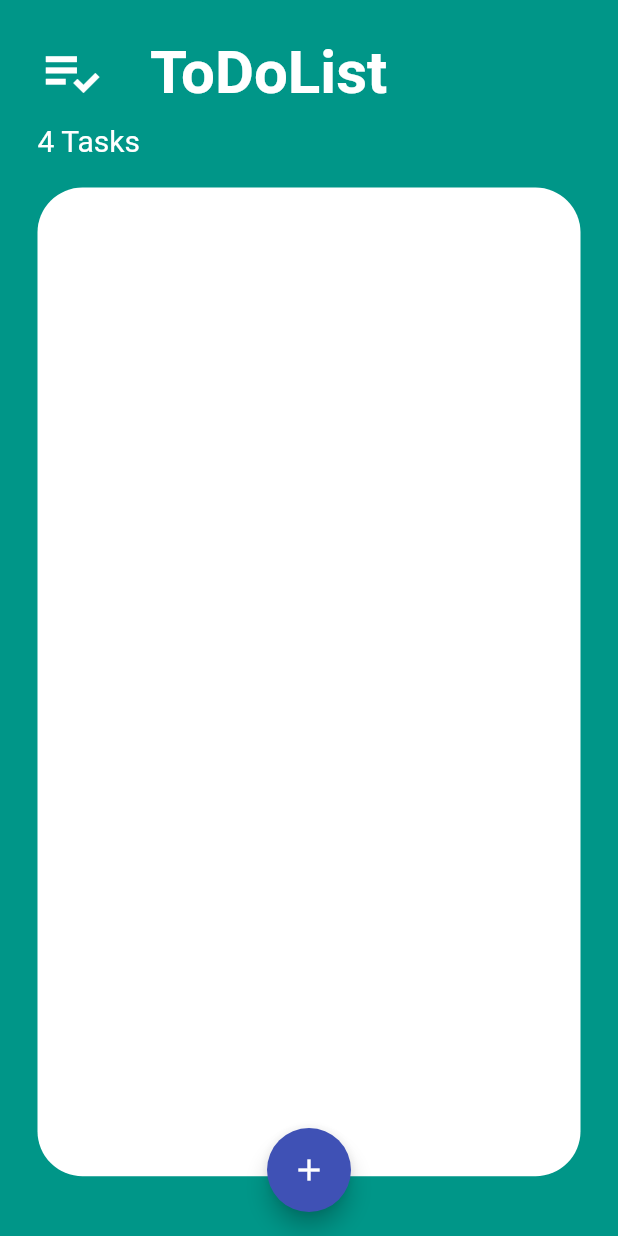
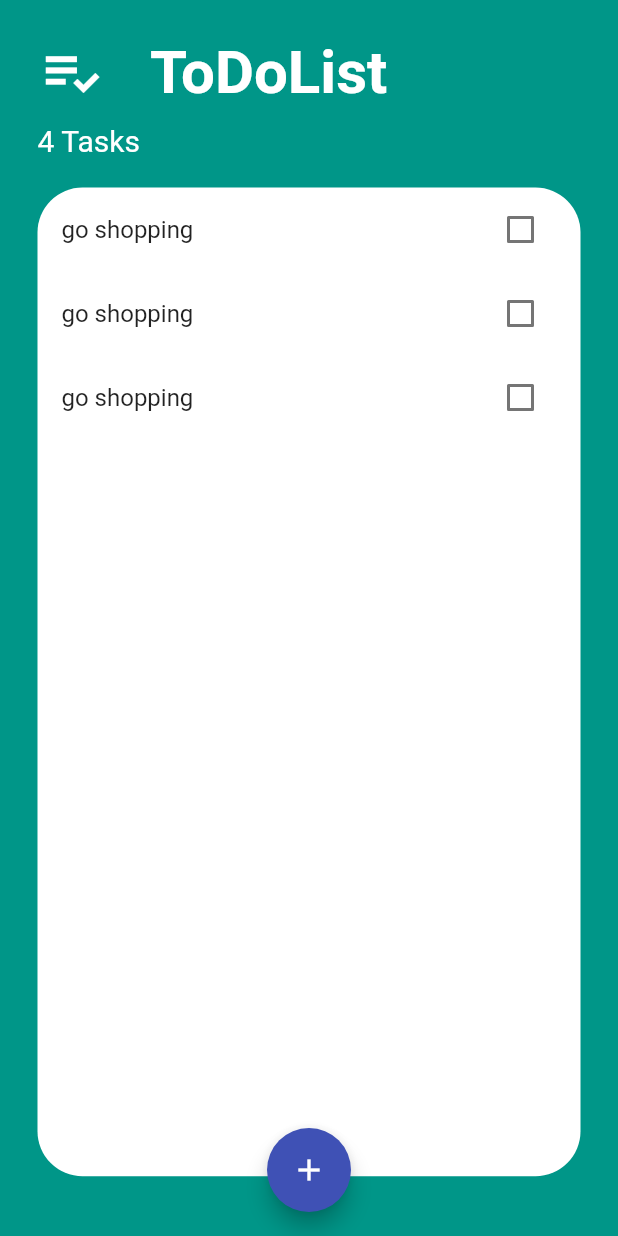
Before and after one commit to mohammedAlmaghlouth/todoapp, a Flutter app: the screen it shows after launch, on a phone screen of 412 x 824 dp. Run offline on Flutter 3.47's test engine with Material 2 defaults, Android fonts, the phone set to English and light mode, and no system bars.

Commit message:
tasks_view

```diff
--- /dev/null
+++ b/lib/features/tasks/presentation/task.dart
@@ -0,0 +1,16 @@
+import 'package:flutter/material.dart';
+
+class Task extends StatelessWidget {
+  const Task({super.key});
+
+  @override
+  Widget build(BuildContext context) {
+    return ListTile(
+      title: const Text('go shopping'),
+      trailing: Checkbox(
+        value: false,
+        onChanged: (value) {},
+      ),
+    );
+  }
+}
--- /dev/null
+++ b/lib/features/tasks/presentation/tasks_list.dart
@@ -0,0 +1,17 @@
+import 'package:flutter/material.dart';
+import 'package:todoapp/features/tasks/presentation/task.dart';
+
+class TasksList extends StatelessWidget {
+  const TasksList({super.key});
+
+  @override
+  Widget build(BuildContext context) {
+    return ListView(
+      children: const [
+        Task(),
+        Task(),
+        Task(),
+      ],
+    );
+  }
+}
--- a/lib/features/tasks/presentation/tasks_screen.dart
+++ b/lib/features/tasks/presentation/tasks_screen.dart
@@ -1,4 +1,5 @@
 import 'package:flutter/material.dart';
+import 'package:todoapp/features/tasks/presentation/tasks_list.dart';
 
 class TasksScreen extends StatelessWidget {
   const TasksScreen({super.key});
@@ -58,8 +59,10 @@ class TasksScreen extends StatelessWidget {
               Container(
                 height: MediaQuery.of(context).size.height * 0.8,
                 decoration: BoxDecoration(
-                    color: Colors.white,
-                    borderRadius: BorderRadius.circular(30)),
+                  color: Colors.white,
+                  borderRadius: BorderRadius.circular(30),
+                ),
+                child: const TasksList(),
               ),
             ],
           ),
```
